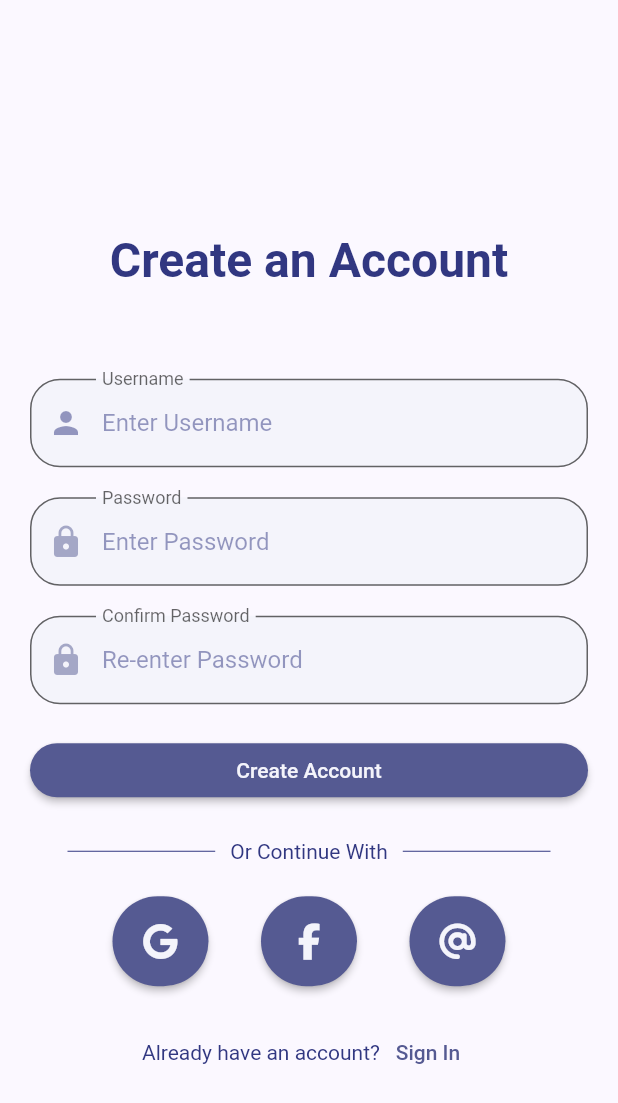
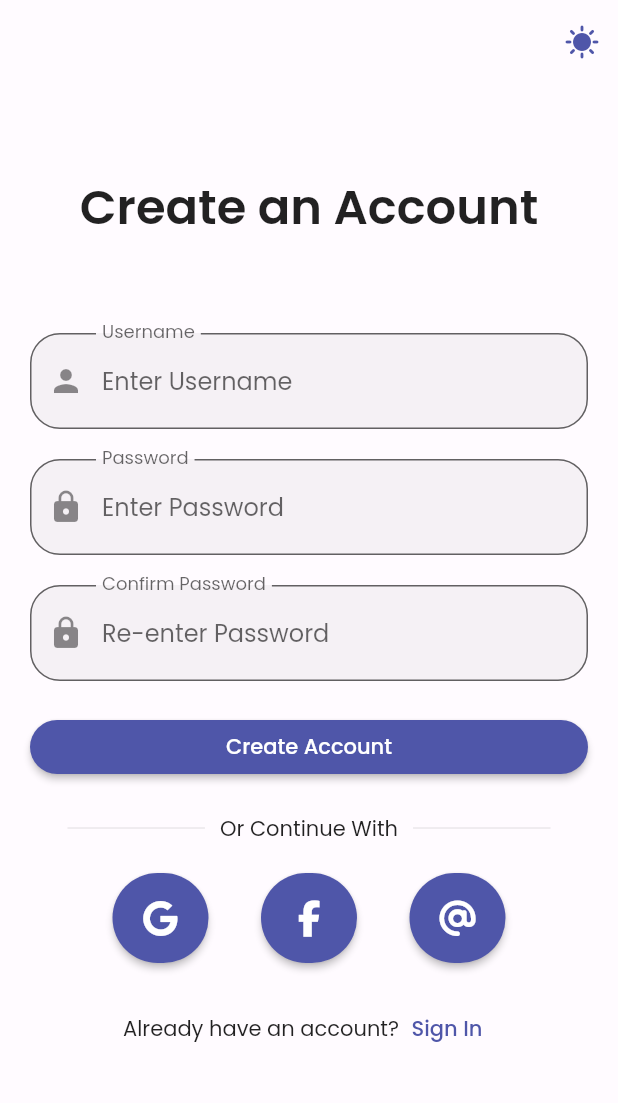
Before and after one commit to markcabalona/project-manager, a Flutter app: the screen it shows after launch, after a tap on "Sign Up", on a phone screen of 412 x 824 dp. Shown: the top 1103 px of the screen. Run offline on Flutter 3.47's test engine with Material 2 defaults, Android fonts, the phone set to English and light mode, and no system bars; our stand-ins replace bloc, cloud_firestore, dartz, equatable, firebase_auth, firebase_core and 5 more; accounts and stored records are empty.

Commit message:
refactored app theming, added darktheme

```diff
--- a/lib/core/constants.dart
+++ /dev/null
@@ -1,5 +0,0 @@
-import 'package:flutter/cupertino.dart';
-
-const Color kPrimaryColor = Color(0xff313781);
-const Color kSecondaryColor = Color(0xffF4F4FB);
-const Color kAccentColor = Color(0xff264E64);
--- /dev/null
+++ b/lib/core/presentation/widgets/theme_mode_iconbutton.dart
@@ -0,0 +1,41 @@
+import 'package:flutter/material.dart';
+
+import 'package:todo/core/themes.dart';
+
+class ThemeModeIconButton extends StatefulWidget {
+  final Color? lightThemeColor;
+  const ThemeModeIconButton({
+    Key? key,
+    this.lightThemeColor,
+  }) : super(key: key);
+
+  @override
+  State<ThemeModeIconButton> createState() => _ThemeModeIconButtonState();
+}
+
+class _ThemeModeIconButtonState extends State<ThemeModeIconButton> {
+  @override
+  void initState() {
+    customTheme.addListener(() {
+      if (mounted) {
+        setState(() {});
+      }
+    });
+    super.initState();
+  }
+
+  @override
+  Widget build(BuildContext context) {
+    return IconButton(
+      onPressed: () {
+        customTheme.toggleTheme();
+      },
+      icon: customTheme.currentTheme == ThemeMode.dark
+          ? const Icon(Icons.nightlight_outlined)
+          : Icon(
+              Icons.sunny,
+              color: widget.lightThemeColor,
+            ),
+    );
+  }
+}
--- a/lib/features/auth/presentation/pages/authenticate_page.dart
+++ b/lib/features/auth/presentation/pages/authenticate_page.dart
@@ -1,8 +1,8 @@
 import 'package:dartz/dartz.dart';
 import 'package:flutter/material.dart';
 import 'package:flutter_bloc/flutter_bloc.dart';
+import 'package:todo/core/presentation/widgets/theme_mode_iconbutton.dart';
 
-import '../../../../core/constants.dart';
 import '../../../project/presentation/bloc/project_bloc.dart';
 import '../../../project/presentation/pages/homepage.dart';
 import '../bloc/auth_bloc.dart';
@@ -50,7 +50,7 @@ class AuthenticatePage extends StatelessWidget {
                     Text(authState.message),
                   ],
                 ),
-                backgroundColor: kAccentColor,
+                // backgroundColor: Theme.of(context).colorScheme.,
               ),
             );
         } else if (authState is AuthError) {
@@ -60,7 +60,6 @@ class AuthenticatePage extends StatelessWidget {
             ..showSnackBar(
               SnackBar(
                 content: Text(authState.error),
-                backgroundColor: kAccentColor,
               ),
             );
         } else if (authState is Authenticated) {
@@ -69,7 +68,6 @@ class AuthenticatePage extends StatelessWidget {
             ..showSnackBar(
               SnackBar(
                 content: Text(_successMessage),
-                backgroundColor: kAccentColor,
               ),
             );
         } else {
@@ -84,7 +82,21 @@ class AuthenticatePage extends StatelessWidget {
           BlocProvider.of<ProjectBloc>(context).add(FetchProjectsEvent());
           return HomePage(user: authState.user);
         }
-        return _child;
+        return Scaffold(
+          extendBodyBehindAppBar: true,
+          appBar: AppBar(
+            elevation: 0,
+            backgroundColor: Colors.transparent,
+            actions: [
+              ThemeModeIconButton(
+                lightThemeColor: _child is SignUpPage
+                    ? Theme.of(context).colorScheme.primary
+                    : null,
+              ),
+            ],
+          ),
+          body: _child,
+        );
       },
     );
   }
--- a/lib/features/auth/presentation/pages/sign_in_page.dart
+++ b/lib/features/auth/presentation/pages/sign_in_page.dart
@@ -1,4 +1,3 @@
-import 'package:dartz/dartz.dart';
 import 'package:flutter/material.dart';
 
 import '../widgets/auth_screen_navigator.dart';
@@ -6,16 +5,13 @@ import '../widgets/other_options_divider.dart';
 import '../widgets/sign_in_form.dart';
 import '../widgets/sign_in_header.dart';
 import '../widgets/third_party_auth.dart';
-import 'authenticate_page.dart';
-import 'sign_up_page.dart';
 
 class SignInPage extends StatelessWidget {
   const SignInPage({Key? key}) : super(key: key);
 
   @override
   Widget build(BuildContext context) {
-    return Scaffold(
-      body: SingleChildScrollView(
+    return SingleChildScrollView(
       child: Column(
         children: [
           const SignInHeader(),
@@ -43,18 +39,11 @@ class SignInPage extends StatelessWidget {
             hint: "Don't have an account yet?",
             buttonLabel: "Sign Up",
             callback: () {
-                Navigator.of(context).pushReplacement(
-                  MaterialPageRoute(
-                    builder: (context) => const AuthenticatePage(
-                      child: Right(SignUpPage()),
-                    ),
-                  ),
-                );
+              Navigator.of(context).popAndPushNamed('/signUp');
             },
           ),
         ],
       ),
-      ),
     );
   }
 }
--- a/lib/features/auth/presentation/pages/sign_up_page.dart
+++ b/lib/features/auth/presentation/pages/sign_up_page.dart
@@ -1,26 +1,16 @@
-import 'package:dartz/dartz.dart';
 import 'package:flutter/material.dart';
 
-import '../../../../core/constants.dart';
 import '../widgets/auth_screen_navigator.dart';
 import '../widgets/other_options_divider.dart';
 import '../widgets/sign_up_form.dart';
 import '../widgets/third_party_auth.dart';
-import 'authenticate_page.dart';
-import 'sign_in_page.dart';
 
 class SignUpPage extends StatelessWidget {
   const SignUpPage({Key? key}) : super(key: key);
 
   @override
   Widget build(BuildContext context) {
-    return Scaffold(
-      appBar: AppBar(
-        backgroundColor: Colors.transparent,
-        elevation: 0,
-        foregroundColor: Theme.of(context).primaryColor,
-      ),
-      body: Container(
+    return Container(
       alignment: Alignment.center,
       child: SingleChildScrollView(
         child: Padding(
@@ -34,7 +24,7 @@ class SignUpPage extends StatelessWidget {
                 style: TextStyle(
                   fontSize: 32,
                   fontWeight: FontWeight.w600,
-                      color: kPrimaryColor),
+                ),
               ),
               const SizedBox(
                 height: 60,
@@ -57,20 +47,13 @@ class SignUpPage extends StatelessWidget {
                 hint: "Already have an account?",
                 buttonLabel: "Sign In",
                 callback: () {
-                    Navigator.of(context).pushReplacement(
-                      MaterialPageRoute(
-                        builder: (context) => const AuthenticatePage(
-                          child: Left(SignInPage()),
-                        ),
-                      ),
-                    );
+                  Navigator.of(context).popAndPushNamed('/signIn');
                 },
               ),
             ],
           ),
         ),
       ),
-      ),
     );
   }
 }
--- a/lib/features/auth/presentation/widgets/other_options_divider.dart
+++ b/lib/features/auth/presentation/widgets/other_options_divider.dart
@@ -1,6 +1,4 @@
 import 'package:flutter/material.dart';
-
-import '../../../../core/constants.dart';
 
 class OtherOptionsDivider extends StatelessWidget {
   final String title;
@@ -20,8 +18,8 @@ class OtherOptionsDivider extends StatelessWidget {
           children: [
             const Expanded(
               child: Divider(
-                color: kPrimaryColor,
-              ),
+                  // color: kPrimaryColor,
+                  ),
             ),
             const SizedBox(
               width: 10,
@@ -34,8 +32,8 @@ class OtherOptionsDivider extends StatelessWidget {
             ),
             const Expanded(
               child: Divider(
-                color: kPrimaryColor,
-              ),
+                  // color: kPrimaryColor,
+                  ),
             ),
           ],
         ),
--- a/lib/features/auth/presentation/widgets/sign_in_form.dart
+++ b/lib/features/auth/presentation/widgets/sign_in_form.dart
@@ -1,7 +1,6 @@
 import 'package:flutter/material.dart';
 import 'package:flutter_bloc/flutter_bloc.dart';
 
-import '../../../../core/constants.dart';
 import '../../../../core/domain/usecases/usecase_params.dart';
 import '../bloc/auth_bloc.dart';
 
@@ -45,16 +44,13 @@ class _SignInFormState extends State<SignInForm> {
             validator: (val) => _usernameValidator(val),
             decoration: InputDecoration(
               filled: true,
-              fillColor: kSecondaryColor,
               border: OutlineInputBorder(
                 borderRadius: BorderRadius.circular(20),
               ),
-              prefixIcon: Icon(
+              prefixIcon: const Icon(
                 Icons.person,
-                color: kPrimaryColor.withOpacity(.5),
               ),
               hintText: "Enter Username",
-              hintStyle: TextStyle(color: kPrimaryColor.withOpacity(.5)),
               label: const Text("Username"),
               floatingLabelBehavior: FloatingLabelBehavior.always,
             ),
@@ -68,16 +64,15 @@ class _SignInFormState extends State<SignInForm> {
             obscureText: true,
             decoration: InputDecoration(
               filled: true,
-              fillColor: kSecondaryColor,
+              // fillColor: kSecondaryColor,
               border: OutlineInputBorder(
                 borderRadius: BorderRadius.circular(20),
               ),
-              prefixIcon: Icon(
+              prefixIcon: const Icon(
                 Icons.lock,
-                color: Theme.of(context).primaryColor.withOpacity(.5),
               ),
               hintText: "Enter Password",
-              hintStyle: TextStyle(color: kPrimaryColor.withOpacity(.5)),
+
               label: const Text("Password"),
               floatingLabelBehavior: FloatingLabelBehavior.always,
             ),
@@ -102,9 +97,6 @@ class _SignInFormState extends State<SignInForm> {
               },
               child: const Text(
                 "Login",
-                style: TextStyle(
-                  color: kSecondaryColor,
-                ),
               ),
               style: ElevatedButton.styleFrom(
                 shape: RoundedRectangleBorder(
--- a/lib/features/auth/presentation/widgets/sign_in_header.dart
+++ b/lib/features/auth/presentation/widgets/sign_in_header.dart
@@ -1,8 +1,6 @@
 import 'dart:math' as math;
 
 import 'package:flutter/material.dart';
-
-import '../../../../core/constants.dart';
 
 class SignInHeader extends StatelessWidget {
   const SignInHeader({Key? key}) : super(key: key);
@@ -14,7 +12,9 @@ class SignInHeader extends StatelessWidget {
       children: [
         CustomPaint(
           size: const Size.fromHeight(260),
-          painter: HeaderPainter(),
+          painter: HeaderPainter(
+            color: Theme.of(context).colorScheme.primary
+          ),
         ),
         Image.asset(
           'assets/images/logo.png',
@@ -27,9 +27,14 @@ class SignInHeader extends StatelessWidget {
 }
 
 class HeaderPainter extends CustomPainter {
+  final Color color;
+  HeaderPainter({
+    required this.color,
+  });
+
   @override
   void paint(Canvas canvas, Size size) {
-    var rectPaint = Paint()..color = kPrimaryColor;
+    var rectPaint = Paint()..color=color;
 
     Size _rectSize = Size(size.width, size.height - 80);
 
--- a/lib/features/auth/presentation/widgets/sign_up_form.dart
+++ b/lib/features/auth/presentation/widgets/sign_up_form.dart
@@ -1,7 +1,6 @@
 import 'package:flutter/material.dart';
 import 'package:flutter_bloc/flutter_bloc.dart';
 
-import '../../../../core/constants.dart';
 import '../../../../core/domain/usecases/usecase_params.dart';
 import '../bloc/auth_bloc.dart';
 
@@ -48,16 +47,16 @@ class _SignUpFormState extends State<SignUpForm> {
             validator: (val) => _usernameValidator(val),
             decoration: InputDecoration(
               filled: true,
-              fillColor: kSecondaryColor,
+              // fillColor: kSecondaryColor,
               border: OutlineInputBorder(
                 borderRadius: BorderRadius.circular(20),
               ),
-              prefixIcon: Icon(
+              prefixIcon: const Icon(
                 Icons.person,
-                color: kPrimaryColor.withOpacity(.5),
+                // color: kPrimaryColor.withOpacity(.5),
               ),
               hintText: "Enter Username",
-              hintStyle: TextStyle(color: kPrimaryColor.withOpacity(.5)),
+              // hintStyle: TextStyle(color: kPrimaryColor.withOpacity(.5)),
               label: const Text("Username"),
               floatingLabelBehavior: FloatingLabelBehavior.always,
             ),
@@ -70,16 +69,15 @@ class _SignUpFormState extends State<SignUpForm> {
             validator: (val) => _passwordValidator(val),
             decoration: InputDecoration(
               filled: true,
-              fillColor: kSecondaryColor,
+              // fillColor: kSecondaryColor,
               border: OutlineInputBorder(
                 borderRadius: BorderRadius.circular(20),
               ),
-              prefixIcon: Icon(
+              prefixIcon: const Icon(
                 Icons.lock,
-                color: Theme.of(context).primaryColor.withOpacity(.5),
               ),
               hintText: "Enter Password",
-              hintStyle: TextStyle(color: kPrimaryColor.withOpacity(.5)),
+              // hintStyle: TextStyle(color: kPrimaryColor.withOpacity(.5)),
               label: const Text("Password"),
               floatingLabelBehavior: FloatingLabelBehavior.always,
             ),
@@ -92,16 +90,13 @@ class _SignUpFormState extends State<SignUpForm> {
             validator: (val) => _passwordValidator(val),
             decoration: InputDecoration(
               filled: true,
-              fillColor: kSecondaryColor,
               border: OutlineInputBorder(
                 borderRadius: BorderRadius.circular(20),
               ),
-              prefixIcon: Icon(
+              prefixIcon: const Icon(
                 Icons.lock,
-                color: Theme.of(context).primaryColor.withOpacity(.5),
               ),
               hintText: "Re-enter Password",
-              hintStyle: TextStyle(color: kPrimaryColor.withOpacity(.5)),
               label: const Text("Confirm Password"),
               floatingLabelBehavior: FloatingLabelBehavior.always,
             ),
@@ -126,9 +121,7 @@ class _SignUpFormState extends State<SignUpForm> {
               },
               child: const Text(
                 "Create Account",
-                style: TextStyle(
-                  color: kSecondaryColor,
-                ),
+                style: TextStyle(),
               ),
               style: ElevatedButton.styleFrom(
                 shape: RoundedRectangleBorder(
--- a/lib/features/auth/presentation/widgets/third_party_auth.dart
+++ b/lib/features/auth/presentation/widgets/third_party_auth.dart
@@ -2,7 +2,6 @@ import 'package:flutter/material.dart';
 import 'package:flutter_bloc/flutter_bloc.dart';
 import 'package:font_awesome_flutter/font_awesome_flutter.dart';
 
-import '../../../../core/constants.dart';
 import '../bloc/auth_bloc.dart';
 
 class ThirdPartyAuth extends StatelessWidget {
@@ -23,7 +22,7 @@ class ThirdPartyAuth extends StatelessWidget {
             },
             child: const FaIcon(
               FontAwesomeIcons.google,
-              color: kSecondaryColor,
+              // color: kSecondaryColor,
             ),
             style: ElevatedButton.styleFrom(
               shape: RoundedRectangleBorder(
@@ -36,7 +35,7 @@ class ThirdPartyAuth extends StatelessWidget {
             onPressed: () {},
             child: const FaIcon(
               FontAwesomeIcons.facebookF,
-              color: kSecondaryColor,
+              // color: kSecondaryColor,
             ),
             style: ElevatedButton.styleFrom(
               shape: RoundedRectangleBorder(
@@ -49,7 +48,7 @@ class ThirdPartyAuth extends StatelessWidget {
             onPressed: () {},
             child: const FaIcon(
               FontAwesomeIcons.at,
-              color: kSecondaryColor,
+              // color: kSecondaryColor,
             ),
             style: ElevatedButton.styleFrom(
               shape: RoundedRectangleBorder(
--- a/lib/features/project/presentation/pages/homepage.dart
+++ b/lib/features/project/presentation/pages/homepage.dart
@@ -1,6 +1,8 @@
+
 import 'package:firebase_auth/firebase_auth.dart';
 import 'package:flutter/material.dart';
 import 'package:flutter_bloc/flutter_bloc.dart';
+import 'package:todo/core/presentation/widgets/theme_mode_iconbutton.dart';
 
 import '../../../../core/presentation/widgets/error_widget.dart';
 import '../../../auth/presentation/bloc/auth_bloc.dart';
@@ -26,6 +28,7 @@ class HomePage extends StatelessWidget {
             },
             icon: const Icon(Icons.logout),
           ),
+          const ThemeModeIconButton(),
         ],
       ),
       body: BlocBuilder<ProjectBloc, ProjectState>(
--- a/lib/main.dart
+++ b/lib/main.dart
@@ -1,11 +1,10 @@
-import 'package:dartz/dartz.dart';
+import 'package:dartz/dartz.dart' as dartz;
 import 'package:firebase_auth/firebase_auth.dart';
 import 'package:firebase_core/firebase_core.dart';
 import 'package:flutter/material.dart';
 import 'package:flutter_bloc/flutter_bloc.dart';
-import 'package:google_fonts/google_fonts.dart';
+import 'package:todo/core/themes.dart';
 
-import 'core/constants.dart';
 import 'dependency_injection.dart' as di;
 import 'features/auth/presentation/bloc/auth_bloc.dart';
 import 'features/auth/presentation/pages/authenticate_page.dart';
@@ -36,23 +35,30 @@ Future<void> main() async {
   );
 }
 
-class MyApp extends StatelessWidget {
+class MyApp extends StatefulWidget {
   const MyApp({Key? key}) : super(key: key);
 
-  // This widget is the root of your application.
+  @override
+  State<MyApp> createState() => _MyAppState();
+}
+
+class _MyAppState extends State<MyApp> {
+  @override
+  void initState() {
+    customTheme.addListener(() {
+      setState(() {});
+    });
+    super.initState();
+  }
+
   @override
   Widget build(BuildContext context) {
     return MaterialApp(
       title: 'Project Manager',
       debugShowCheckedModeBanner: false,
-      theme: ThemeData(
-        colorSchemeSeed: kPrimaryColor,
-        fontFamily: GoogleFonts.poppins().fontFamily,
-        textTheme: Theme.of(context).textTheme.apply(
-              bodyColor: kPrimaryColor,
-              displayColor: kPrimaryColor,
-            ),
-      ),
+      theme: customTheme.lightTheme,
+      darkTheme: customTheme.darkTheme,
+      themeMode: customTheme.currentTheme,
       home: StreamBuilder<User?>(
         stream: FirebaseAuth.instance.userChanges(),
         builder: (context, snapshot) {
@@ -61,15 +67,15 @@ class MyApp extends StatelessWidget {
             return HomePage(user: snapshot.data!);
           }
           return const AuthenticatePage(
-            child: Left(SignInPage()),
+            child: dartz.Left(SignInPage()),
           );
         },
       ),
       routes: {
         '/signIn': (context) =>
-            const AuthenticatePage(child: Left(SignInPage())),
+            const AuthenticatePage(child: dartz.Left(SignInPage())),
         '/signUp': (context) =>
-            const AuthenticatePage(child: Right(SignUpPage())),
+            const AuthenticatePage(child: dartz.Right(SignUpPage())),
       },
     );
   }
```
Also changed, not shown: lib/core/presentation/widgets/error_widget.dart (+3 -5 lines), lib/core/presentation/widgets/loading_widget.dart (+1 -7 lines), lib/core/themes.dart (added, +31 -0 lines), lib/features/project/presentation/pages/project_home_page.dart (+7 -7 lines), lib/core/lib_color_schemes.g.dart (added), 1 other file. Lines whose indentation alone changed are shown as unchanged.
